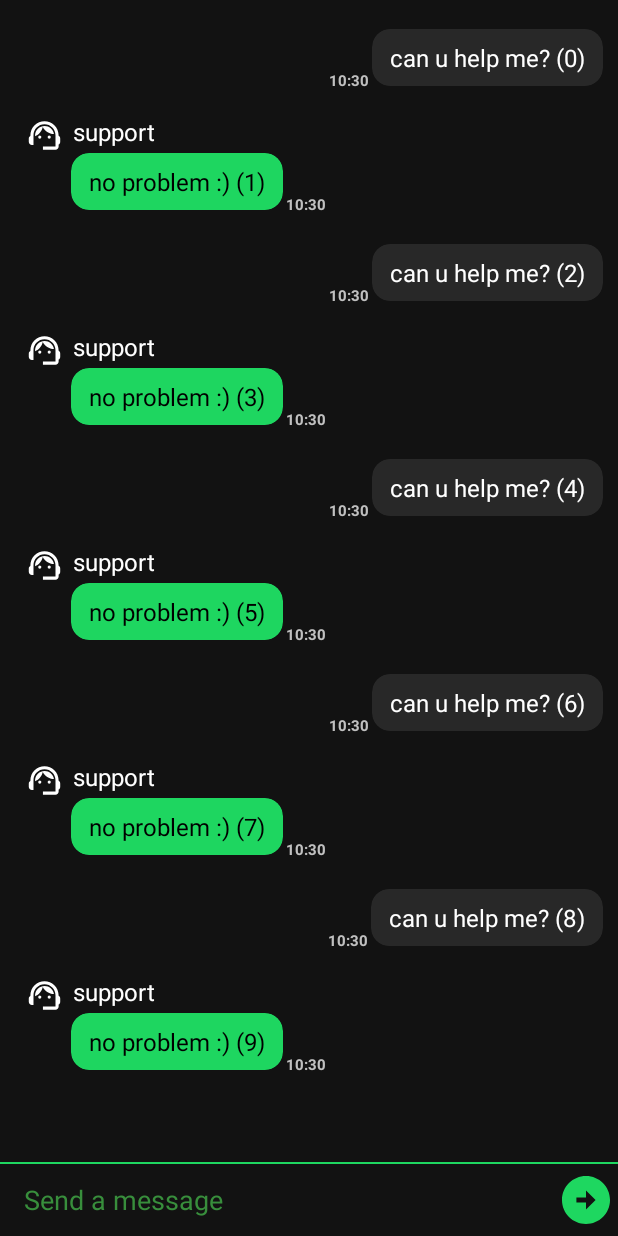
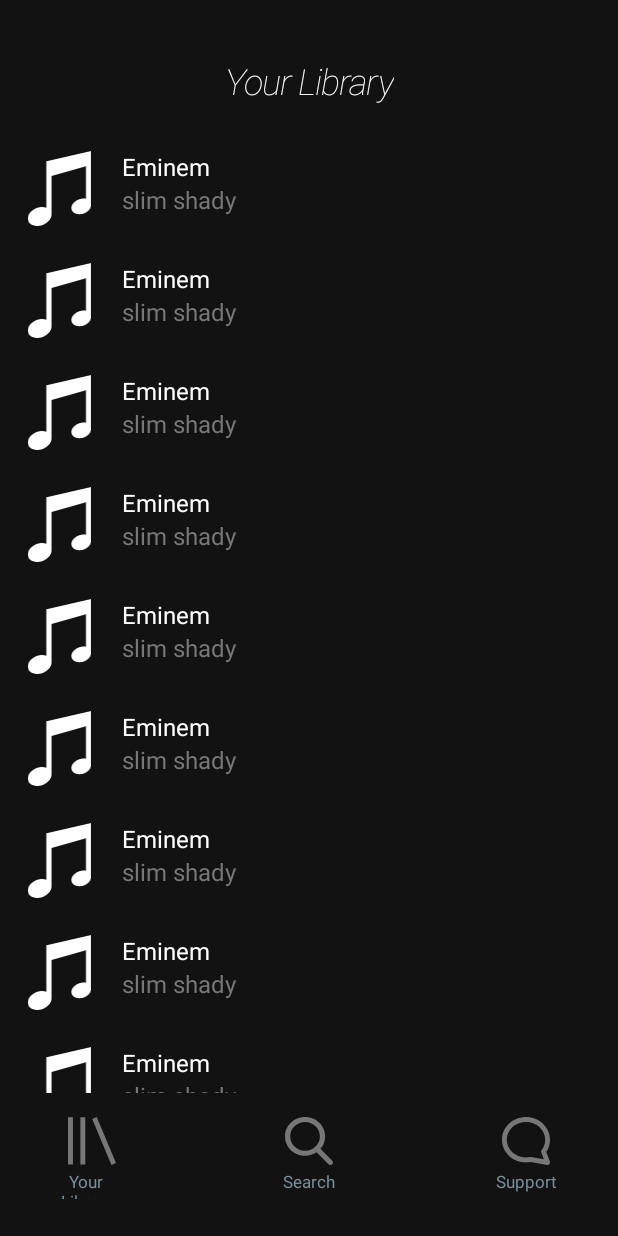
Before and after one commit to razrez/chat-service, an Android app: the fragment AuthorizationFragment placed in its activity, after a tap on "SIGN IN", on a phone screen of 412 x 824 dp. Run offline under Robolectric (Android 15) with nearby library versions, the phone set to English and light mode, and no system bars.

Commit message:
library with recycler stubs

```diff
--- a/src/spotify.android/SpotifyChat/app/build.gradle
+++ b/src/spotify.android/SpotifyChat/app/build.gradle
@@ -45,6 +45,9 @@
     implementation project(path: ':domain')
     implementation 'androidx.navigation:navigation-fragment-ktx:2.5.3'
     implementation 'androidx.navigation:navigation-ui-ktx:2.5.3'
+    implementation 'androidx.legacy:legacy-support-v4:1.0.0'
+    implementation 'androidx.lifecycle:lifecycle-livedata-ktx:2.6.1'
+    implementation 'androidx.lifecycle:lifecycle-viewmodel-ktx:2.6.1'
     testImplementation 'junit:junit:4.13.2'
     androidTestImplementation 'androidx.test.ext:junit:1.1.5'
     androidTestImplementation 'androidx.test.espresso:espresso-core:3.5.1'
--- a/src/spotify.android/SpotifyChat/app/src/main/AndroidManifest.xml
+++ b/src/spotify.android/SpotifyChat/app/src/main/AndroidManifest.xml
@@ -6,7 +6,7 @@
         android:allowBackup="true"
         android:dataExtractionRules="@xml/data_extraction_rules"
         android:fullBackupContent="@xml/backup_rules"
-        android:icon="@mipmap/ic_launcher"
+        android:icon="@drawable/logo_spotify"
         android:label="@string/app_name"
         android:supportsRtl="true"
         android:theme="@style/Theme.SpotifyChat"
--- /dev/null
+++ b/src/spotify.android/SpotifyChat/app/src/main/java/com/example/spotifychat/presentation/adapters/SongsRecyclerAdapter.kt
@@ -0,0 +1,41 @@
+package com.example.spotifychat.presentation.adapters
+
+import android.service.autofill.UserData
+import android.view.LayoutInflater
+import android.view.View
+import android.view.ViewGroup
+import androidx.recyclerview.widget.RecyclerView
+import com.example.spotifychat.R
+
+class SongsRecyclerAdapter(private val songs: List<String>?) :
+    RecyclerView.Adapter<SongsRecyclerAdapter.MyViewHolder>()  {
+
+    // it's a container for all list's components, needs to optimize resources
+    class MyViewHolder(itemView: View) : RecyclerView.ViewHolder(itemView){
+        /*val largeTextView: TextView = itemView.findViewById(R.id.)
+        val smallTextView: TextView = itemView.findViewById(R.id.textViewSmall)*/
+    }
+
+    override fun onCreateViewHolder(parent: ViewGroup, viewType: Int): MyViewHolder {
+        val itemView =
+            LayoutInflater.from(parent.context)
+                .inflate(R.layout.item_song, parent, false)
+
+        return MyViewHolder(itemView)
+    }
+
+    override fun onBindViewHolder(holder: MyViewHolder, position: Int) {
+        /*holder.largeTextView.text = users?.get(position)?.id.toString()
+        holder.smallTextView.text = users?.get(position)?.name*/
+    }
+
+    // returns amount of collection's elements
+    override fun getItemCount(): Int {
+
+        if (songs == null)
+            return 0
+
+        return songs.size
+    }
+
+}
--- a/src/spotify.android/SpotifyChat/app/src/main/java/com/example/spotifychat/presentation/fragments/AuthorizationFragment.kt
+++ b/src/spotify.android/SpotifyChat/app/src/main/java/com/example/spotifychat/presentation/fragments/AuthorizationFragment.kt
@@ -21,7 +21,7 @@
         binding.btnSignIn.setOnClickListener {
             this.requireActivity().supportFragmentManager
                 .beginTransaction()
-                .replace(R.id.mainFragmentContainer, ChatFragment.newInstance())
+                .replace(R.id.mainFragmentContainer, LibraryFragment.newInstance())
                 .addToBackStack(StartFragment::javaClass.name)
                 .commit()
         }
--- /dev/null
+++ b/src/spotify.android/SpotifyChat/app/src/main/java/com/example/spotifychat/presentation/fragments/LibraryFragment.kt
@@ -0,0 +1,52 @@
+package com.example.spotifychat.presentation.fragments
+
+import android.annotation.SuppressLint
+import android.graphics.Color
+import androidx.lifecycle.ViewModelProvider
+import android.os.Bundle
+import androidx.fragment.app.Fragment
+import android.view.LayoutInflater
+import android.view.View
+import android.view.ViewGroup
+import android.widget.Adapter
+import androidx.recyclerview.widget.LinearLayoutManager
+import androidx.recyclerview.widget.RecyclerView
+import androidx.recyclerview.widget.RecyclerView.ViewHolder
+import com.example.core.base.FragmentBase
+import com.example.spotifychat.R
+import com.example.spotifychat.databinding.FragmentLibraryBinding
+import com.example.spotifychat.databinding.FragmentRegistrationEmailBinding
+import com.example.spotifychat.presentation.adapters.CustomRecyclerAdapter
+import com.example.spotifychat.presentation.adapters.SongsRecyclerAdapter
+import com.example.spotifychat.presentation.viewmodels.EmailViewModel
+import com.example.spotifychat.presentation.viewmodels.LibraryViewModel
+
+class LibraryFragment : FragmentBase<FragmentLibraryBinding, LibraryViewModel>(R.id.mainFragmentContainer) {
+
+    override fun setUpViews() {
+        super.setUpViews()
+
+        val recyclerView: RecyclerView = binding.recyclerSongs
+        recyclerView.layoutManager = LinearLayoutManager(this.requireContext())
+        recyclerView.adapter = SongsRecyclerAdapter(fillSongs())
+    }
+
+    override fun getViewModelClass(): Class<LibraryViewModel> {
+        return LibraryViewModel::class.java
+    }
+
+    override fun getViewBinding(): FragmentLibraryBinding {
+        return FragmentLibraryBinding.inflate(layoutInflater)
+    }
+
+    companion object {
+        @JvmStatic
+        fun newInstance() = LibraryFragment()
+    }
+
+    private fun fillSongs(): List<String> {
+        val data = mutableListOf<String>()
+        (0..30).forEach { i -> data.add("$i element") }
+        return data
+    }
+}
--- a/src/spotify.android/SpotifyChat/app/src/main/java/com/example/spotifychat/presentation/fragments/RegistrationPasswordFragment.kt
+++ b/src/spotify.android/SpotifyChat/app/src/main/java/com/example/spotifychat/presentation/fragments/RegistrationPasswordFragment.kt
@@ -22,7 +22,7 @@
         binding.btnCreateAccount.setOnClickListener {
             this.activity?.supportFragmentManager
                 ?.beginTransaction()
-                ?.replace(R.id.mainFragmentContainer, ChatFragment.newInstance())
+                ?.replace(R.id.mainFragmentContainer, LibraryFragment.newInstance())
                 ?.addToBackStack(StartFragment::javaClass.name)
                 ?.commit()
         }
--- /dev/null
+++ b/src/spotify.android/SpotifyChat/app/src/main/java/com/example/spotifychat/presentation/viewmodels/LibraryViewModel.kt
@@ -0,0 +1,7 @@
+package com.example.spotifychat.presentation.viewmodels
+
+import androidx.lifecycle.ViewModel
+
+class LibraryViewModel : ViewModel() {
+    // TODO: Implement the ViewModel
+}
--- /dev/null
+++ b/src/spotify.android/SpotifyChat/app/src/main/res/drawable/ic_library.xml
@@ -0,0 +1,9 @@
+<vector xmlns:android="http://schemas.android.com/apk/res/android"
+    android:width="21dp"
+    android:height="20dp"
+    android:viewportWidth="21"
+    android:viewportHeight="20">
+  <path
+      android:pathData="M12.566,0L21,19.116L19.017,20L10.584,0.884L12.566,0ZM0,19.766V0.117H2.163V19.766H0ZM5.408,19.766V0.117H7.571V19.766H5.408H5.408Z"
+      android:fillColor="@color/nav_inactive"/>
+</vector>
--- /dev/null
+++ b/src/spotify.android/SpotifyChat/app/src/main/res/drawable/ic_music.xml
@@ -0,0 +1,10 @@
+<vector xmlns:android="http://schemas.android.com/apk/res/android"
+    android:width="104.23dp"
+    android:height="122.88dp"
+    android:viewportWidth="104.23"
+    android:viewportHeight="122.88">
+  <path
+      android:fillColor="@color/white"
+      android:pathData="M87.9,78.04c2.74,-0.48 5.33,-0.4 7.6,0.13V24.82L39.05,41.03v61.95c0.03,0.34 0.05,0.69 0.05,1.03c0,0 0,0.01 0,0.01c0,8.34 -8.75,16.62 -19.55,18.49C8.76,124.37 0,119.12 0,110.77c0,-8.34 8.76,-16.62 19.55,-18.48c4.06,-0.7 7.84,-0.39 10.97,0.71l0,-76.26h0.47L104.04,0v85.92c0.13,0.63 0.2,1.27 0.2,1.91c0,0 0,0 0,0.01c0,6.97 -7.32,13.89 -16.33,15.44c-9.02,1.56 -16.33,-2.83 -16.33,-9.8C71.57,86.51 78.88,79.59 87.9,78.04L87.9,78.04L87.9,78.04z"
+      android:fillType="evenOdd"/>
+</vector>
--- /dev/null
+++ b/src/spotify.android/SpotifyChat/app/src/main/res/drawable/ic_search.xml
@@ -0,0 +1,9 @@
+<vector xmlns:android="http://schemas.android.com/apk/res/android"
+    android:width="21dp"
+    android:height="21dp"
+    android:viewportWidth="21"
+    android:viewportHeight="21">
+  <path
+      android:pathData="M20.681,19.128L15.504,13.929C16.835,12.402 17.564,10.48 17.564,8.479C17.564,3.804 13.625,0 8.782,0C3.94,0 0,3.804 0,8.479C0,13.154 3.94,16.958 8.782,16.958C10.6,16.958 12.332,16.428 13.814,15.423L19.03,20.661C19.248,20.879 19.541,21 19.855,21C20.153,21 20.435,20.89 20.649,20.691C21.104,20.269 21.119,19.567 20.681,19.128ZM8.782,2.212C12.361,2.212 15.273,5.023 15.273,8.479C15.273,11.934 12.361,14.746 8.782,14.746C5.203,14.746 2.291,11.934 2.291,8.479C2.291,5.023 5.203,2.212 8.782,2.212Z"
+      android:fillColor="@color/nav_inactive"/>
+</vector>
--- /dev/null
+++ b/src/spotify.android/SpotifyChat/app/src/main/res/drawable/ic_song.xml
@@ -0,0 +1,5 @@
+<vector android:height="24dp"
+    android:viewportHeight="24" android:viewportWidth="24"
+    android:width="24dp" xmlns:android="http://schemas.android.com/apk/res/android">
+    <path android:fillColor="@android:color/white" android:pathData="M21,3L3,3c-1.1,0 -2,0.9 -2,2v14c0,1.1 0.9,2 2,2h18c1.1,0 2,-0.9 2,-2L23,5c0,-1.1 -0.9,-2 -2,-2zM21,19L3,19L3,5h18v14zM8,15c0,-1.66 1.34,-3 3,-3 0.35,0 0.69,0.07 1,0.18L12,6h5v2h-3v7.03c-0.02,1.64 -1.35,2.97 -3,2.97 -1.66,0 -3,-1.34 -3,-3z"/>
+</vector>
--- /dev/null
+++ b/src/spotify.android/SpotifyChat/app/src/main/res/drawable/ic_support.xml
@@ -0,0 +1,10 @@
+<vector xmlns:android="http://schemas.android.com/apk/res/android"
+    android:width="20dp"
+    android:height="19dp"
+    android:viewportWidth="20"
+    android:viewportHeight="19">
+  <path
+      android:pathData="M10,2C5.468,2 2,5.241 2,9C2,12.759 5.468,16 10,16C10.621,16 11.224,15.938 11.802,15.821C11.923,15.797 12.047,15.795 12.169,15.816L17.431,16.717L16.387,14.017C16.258,13.683 16.317,13.306 16.541,13.028C17.467,11.88 18,10.49 18,9C18,5.241 14.532,2 10,2ZM0,9C0,3.922 4.591,0 10,0C15.409,0 20,3.922 20,9C20,10.777 19.428,12.428 18.453,13.813L19.933,17.639C20.063,17.975 20.002,18.354 19.774,18.633C19.546,18.912 19.186,19.046 18.831,18.986L12.01,17.818C11.36,17.938 10.688,18 10,18C4.591,18 0,14.078 0,9Z"
+      android:fillColor="#777777"
+      android:fillType="evenOdd"/>
+</vector>
--- a/src/spotify.android/SpotifyChat/app/src/main/res/drawable/logo_spotify.xml
+++ b/src/spotify.android/SpotifyChat/app/src/main/res/drawable/logo_spotify.xml
@@ -8,6 +8,6 @@
         android:pathData="M0,0h192v187h-192z"/>
     <path
         android:pathData="M95.91,0.31C43.1,0.31 0.29,42 0.29,93.44C0.29,144.87 43.1,186.56 95.91,186.56C148.72,186.56 191.53,144.87 191.53,93.44C191.53,42.01 148.72,0.31 95.91,0.31ZM139.76,134.62C138.04,137.36 134.37,138.23 131.56,136.55C109.11,123.19 80.85,120.17 47.56,127.57C44.36,128.29 41.16,126.33 40.43,123.2C39.69,120.08 41.7,116.96 44.91,116.25C81.33,108.15 112.58,111.64 137.78,126.64C140.59,128.32 141.48,131.89 139.76,134.62ZM151.46,109.27C149.3,112.68 144.71,113.76 141.21,111.66C115.5,96.27 76.33,91.82 45.93,100.81C41.98,101.96 37.82,99.8 36.62,95.97C35.44,92.13 37.66,88.08 41.59,86.91C76.32,76.65 119.49,81.62 149.01,99.29C152.51,101.39 153.62,105.86 151.46,109.27ZM152.47,82.86C121.65,65.03 70.8,63.4 41.38,72.09C36.66,73.49 31.66,70.89 30.23,66.29C28.8,61.68 31.46,56.82 36.19,55.42C69.96,45.44 126.11,47.37 161.59,67.88C165.85,70.34 167.24,75.68 164.72,79.82C162.21,83.96 156.7,85.32 152.47,82.86Z"
-        android:fillColor="#F5F5F5"/>
+        android:fillColor="@color/spotify_main"/>
   </group>
 </vector>
--- /dev/null
+++ b/src/spotify.android/SpotifyChat/app/src/main/res/layout/fragment_library.xml
@@ -0,0 +1,129 @@
+<?xml version="1.0" encoding="utf-8"?>
+<androidx.constraintlayout.widget.ConstraintLayout xmlns:android="http://schemas.android.com/apk/res/android"
+    xmlns:app="http://schemas.android.com/apk/res-auto"
+    xmlns:tools="http://schemas.android.com/tools"
+    android:layout_width="match_parent"
+    android:layout_height="match_parent"
+    tools:context=".presentation.fragments.LibraryFragment"
+    android:background="@color/background_color">
+
+    <RelativeLayout
+        app:layout_constraintTop_toTopOf="parent"
+        app:layout_constraintStart_toStartOf="parent"
+        xmlns:android="http://schemas.android.com/apk/res/android"
+        android:id="@+id/title_container"
+        android:layout_width="match_parent"
+        android:layout_height="55dp"
+        android:layout_alignParentStart="true"
+        android:layout_alignParentTop="true"
+        android:layout_marginTop="25dp"
+        android:clipToOutline="true"
+        tools:targetApi="s">
+
+        <TextView
+            android:id="@+id/libraryTitle"
+            android:layout_width="wrap_content"
+            android:layout_height="wrap_content"
+            android:layout_centerHorizontal="true"
+            android:layout_alignParentTop="true"
+            android:layout_marginTop="12dp"
+            android:text="@string/your_library"
+            android:textAppearance="@style/libraryText"
+            android:gravity="center_horizontal|top"
+            />
+
+    </RelativeLayout>
+
+    <androidx.recyclerview.widget.RecyclerView
+        android:id="@+id/recycler_songs"
+        android:layout_width="match_parent"
+        android:layout_height="match_parent"
+        android:layout_marginBottom="16dp"
+        tools:listitem="@layout/item_song"
+        app:layout_constrainedHeight="true"
+        app:layout_constraintBottom_toTopOf="@+id/nav_footer_container"
+        app:layout_constraintTop_toBottomOf="@+id/title_container">
+    </androidx.recyclerview.widget.RecyclerView>
+
+    <RelativeLayout
+        app:layout_constraintBottom_toBottomOf="parent"
+        app:layout_constraintStart_toStartOf="parent"
+        android:id="@+id/nav_footer_container"
+        android:layout_width="match_parent"
+        android:layout_height="79dp">
+
+        <androidx.appcompat.widget.AppCompatButton
+            android:id="@+id/button_nav_library"
+            android:layout_width="32sp"
+            android:layout_height="32sp"
+            android:layout_alignParentEnd="false"
+            android:layout_gravity="start"
+            android:layout_marginStart="45sp"
+            android:background="@drawable/ic_library"
+            android:backgroundTint="@color/nav_inactive"
+            tools:ignore="SpeakableTextPresentCheck,TouchTargetSizeCheck" />
+
+        <TextView
+            android:id="@+id/your_library_text"
+            android:layout_width="59dp"
+            android:layout_height="19dp"
+            android:layout_alignParentTop="true"
+            android:layout_marginStart="28dp"
+            android:layout_marginTop="35dp"
+            android:gravity="center_horizontal|top"
+            android:text="@string/your_library"
+            android:textAppearance="@style/navText"
+            android:textColor="#78909C" />
+
+        <androidx.appcompat.widget.AppCompatButton
+            android:id="@+id/button_nav_search"
+            android:layout_width="32sp"
+            android:layout_height="32sp"
+            android:layout_centerHorizontal="true"
+            android:layout_gravity="end|bottom"
+            android:layout_marginStart="5sp"
+            android:layout_marginEnd="5sp"
+            android:layout_marginBottom="5sp"
+            android:background="@drawable/ic_search"
+            tools:ignore="SpeakableTextPresentCheck,TouchTargetSizeCheck" />
+
+        <TextView
+            android:id="@+id/search_text"
+            android:layout_width="59dp"
+            android:layout_height="15dp"
+            android:layout_alignParentTop="true"
+            android:layout_centerHorizontal="true"
+            android:layout_marginTop="35dp"
+            android:gravity="center_horizontal|top"
+            android:text="@string/search"
+            android:textAppearance="@style/navText"
+            android:textColor="#78909C"/>
+
+        <androidx.appcompat.widget.AppCompatButton
+            android:id="@+id/button_nav_chat"
+            android:layout_width="32sp"
+            android:layout_height="32sp"
+            android:layout_alignParentEnd="true"
+            android:layout_gravity="end|bottom"
+            android:layout_marginEnd="45sp"
+            android:layout_marginBottom="5sp"
+            android:background="@drawable/ic_support"
+            tools:ignore="SpeakableTextPresentCheck,TouchTargetSizeCheck" />
+
+        <TextView
+            android:id="@+id/support_text"
+            android:layout_width="86dp"
+            android:layout_height="19dp"
+            android:layout_alignParentEnd="true"
+            android:layout_marginTop="35dp"
+            android:layout_marginEnd="18sp"
+            android:gravity="center_horizontal|top"
+            android:text="@string/support"
+            android:textAppearance="@style/navText"
+            android:textColor="#78909C"/>
+
+
+    </RelativeLayout>
+
+
+</androidx.constraintlayout.widget.ConstraintLayout>
--- /dev/null
+++ b/src/spotify.android/SpotifyChat/app/src/main/res/layout/item_song.xml
@@ -0,0 +1,69 @@
+<?xml version="1.0" encoding="utf-8"?>
+<androidx.constraintlayout.widget.ConstraintLayout xmlns:android="http://schemas.android.com/apk/res/android"
+    xmlns:app="http://schemas.android.com/apk/res-auto"
+    android:layout_width="match_parent"
+    android:layout_height="wrap_content"
+    android:layout_marginStart="8dp"
+    android:layout_marginTop="16dp"
+    android:background="@color/background_color">
+
+
+    <ImageView
+        android:id="@+id/image_gchat_profile_other"
+        android:layout_width="55dp"
+        android:layout_height="50dp"
+        android:layout_marginStart="4dp"
+        android:layout_marginTop="4dp"
+        android:contentDescription="User Icon"
+        android:src="@drawable/ic_music"
+        app:layout_constraintStart_toStartOf="parent"
+        app:layout_constraintTop_toTopOf="parent" />
+
+
+
+    <androidx.cardview.widget.CardView
+        android:id="@+id/card_gchat_message_other"
+        android:layout_width="wrap_content"
+        android:layout_height="wrap_content"
+        app:cardBackgroundColor="#00C3C3C3"
+        app:cardElevation="0dp"
+        app:cardPreventCornerOverlap="false"
+        app:cardUseCompatPadding="true"
+        app:layout_constraintStart_toEndOf="@+id/image_gchat_profile_other"
+        app:layout_constraintTop_toTopOf="parent">
+
+        <LinearLayout
+            android:id="@+id/layout_gchat_container_other"
+            android:layout_width="wrap_content"
+            android:layout_height="wrap_content"
+            android:orientation="vertical">
+
+            <TextView
+                android:id="@+id/text_gchat_user_other"
+                android:layout_width="wrap_content"
+                android:layout_height="wrap_content"
+                android:maxWidth="260dp"
+                android:paddingLeft="12dp"
+                android:paddingRight="12dp"
+                android:text="Eminem"
+                android:textSize="16sp"
+                app:layout_constraintStart_toEndOf="@+id/image_gchat_profile_other"
+                app:layout_constraintTop_toTopOf="parent"
+                android:textColor="@color/white"/>
+
+            <TextView
+                android:id="@+id/text_gchat_message_other"
+                android:layout_width="wrap_content"
+                android:layout_height="wrap_content"
+                android:layout_marginBottom="8dp"
+                android:maxWidth="260dp"
+                android:paddingLeft="12dp"
+                android:paddingRight="12dp"
+                android:text="slim shady"
+                android:textColor="@color/nav_inactive"
+                android:textSize="16sp" />
+        </LinearLayout>
+
+    </androidx.cardview.widget.CardView>
+
+</androidx.constraintlayout.widget.ConstraintLayout>
--- /dev/null
+++ b/src/spotify.android/SpotifyChat/app/src/main/res/layout/nav_footer.xml
@@ -0,0 +1,90 @@
+<?xml version="1.0" encoding="utf-8"?>
+<androidx.constraintlayout.widget.ConstraintLayout xmlns:android="http://schemas.android.com/apk/res/android"
+    xmlns:app="http://schemas.android.com/apk/res-auto"
+    xmlns:tools="http://schemas.android.com/tools"
+    android:id="@+id/nav_footer"
+    android:layout_width="match_parent"
+    android:layout_height="match_parent">
+
+    <RelativeLayout
+        app:layout_constraintBottom_toBottomOf="parent"
+        app:layout_constraintStart_toStartOf="parent"
+        android:id="@+id/nav_footer_container"
+        android:layout_width="match_parent"
+        android:layout_height="79dp">
+
+        <androidx.appcompat.widget.AppCompatButton
+            android:id="@+id/button_nav_library"
+            android:layout_width="32sp"
+            android:layout_height="32sp"
+            android:layout_alignParentEnd="false"
+            android:layout_gravity="start"
+            android:layout_marginStart="45sp"
+            android:background="@drawable/ic_library"
+            android:backgroundTint="@color/nav_inactive"
+            tools:ignore="SpeakableTextPresentCheck,TouchTargetSizeCheck" />
+
+        <TextView
+            android:id="@+id/your_library_text"
+            android:layout_width="59dp"
+            android:layout_height="19dp"
+            android:layout_alignParentTop="true"
+            android:layout_marginStart="28dp"
+            android:layout_marginTop="35dp"
+            android:gravity="center_horizontal|top"
+            android:text="@string/your_library"
+            android:textAppearance="@style/navText"
+            android:textColor="#78909C" />
+
+        <androidx.appcompat.widget.AppCompatButton
+            android:id="@+id/button_nav_search"
+            android:layout_width="32sp"
+            android:layout_height="32sp"
+            android:layout_centerHorizontal="true"
+            android:layout_gravity="end|bottom"
+            android:layout_marginStart="5sp"
+            android:layout_marginEnd="5sp"
+            android:layout_marginBottom="5sp"
+            android:background="@drawable/ic_search"
+            tools:ignore="SpeakableTextPresentCheck,TouchTargetSizeCheck" />
+
+        <TextView
+            android:id="@+id/search_text"
+            android:layout_width="59dp"
+            android:layout_height="15dp"
+            android:layout_alignParentTop="true"
+            android:layout_centerHorizontal="true"
+            android:layout_marginTop="35dp"
+            android:gravity="center_horizontal|top"
+            android:text="@string/search"
+            android:textAppearance="@style/navText"
+            android:textColor="#78909C"/>
+
+        <androidx.appcompat.widget.AppCompatButton
+            android:id="@+id/button_nav_chat"
+            android:layout_width="32sp"
+            android:layout_height="32sp"
+            android:layout_alignParentEnd="true"
+            android:layout_gravity="end|bottom"
+            android:layout_marginEnd="45sp"
+            android:layout_marginBottom="5sp"
+            android:background="@drawable/ic_support"
+            tools:ignore="SpeakableTextPresentCheck,TouchTargetSizeCheck" />
+
+        <TextView
+            android:id="@+id/support_text"
+            android:layout_width="86dp"
+            android:layout_height="19dp"
+            android:layout_alignParentEnd="true"
+            android:layout_marginTop="35dp"
+            android:layout_marginEnd="18sp"
+            android:gravity="center_horizontal|top"
+            android:text="@string/support"
+            android:textAppearance="@style/navText"
+            android:textColor="#78909C"/>
+
+
+    </RelativeLayout>
+
+
+</androidx.constraintlayout.widget.ConstraintLayout>
--- a/src/spotify.android/SpotifyChat/app/src/main/res/values/colors.xml
+++ b/src/spotify.android/SpotifyChat/app/src/main/res/values/colors.xml
@@ -10,4 +10,5 @@
     <color name="spotify_main">#1ED760</color>
     <color name="background_color">#121212</color>
     <color name="dark_spotify_main">#388E3C</color>
+    <color name="nav_inactive">#777777</color>
 </resources>
--- a/src/spotify.android/SpotifyChat/app/src/main/res/values/strings.xml
+++ b/src/spotify.android/SpotifyChat/app/src/main/res/values/strings.xml
@@ -8,4 +8,7 @@
     <string name="hello_first_fragment">Hello first fragment</string>
     <string name="hello_second_fragment">Hello second fragment. Arg: %1$s</string>
     <string name="message_placeholder">Send a message</string>
+    <string name="your_library">Your Library</string>
+    <string name="search">Search</string>
+    <string name="support">Support</string>
 </resources>
--- a/src/spotify.android/SpotifyChat/app/src/main/res/values/style.xml
+++ b/src/spotify.android/SpotifyChat/app/src/main/res/values/style.xml
@@ -14,4 +14,17 @@
         <item name="android:windowFullscreen">true</item>
     </style>
 
+    <style name="navText">
+        <item name="android:textSize">11sp</item>
+        <item name="android:textColor">@color/nav_inactive</item>
+    </style>
+
+    <style name="libraryText">
+        <item name="android:textSize">24sp</item>
+        <item name="android:letterSpacing">-0.03</item>
+        <item name="android:textColor">@color/white</item>
+        <item name="android:textStyle">italic</item>
+        <item name="android:textFontWeight">215</item>
+    </style>
+
 </resources>
```
